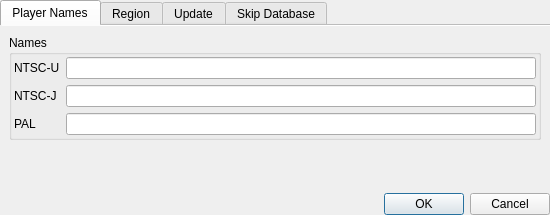
Antidote/SkywardSwordPlugin, file Plugin/ui/SettingsDialog.ui: the form before one commit.
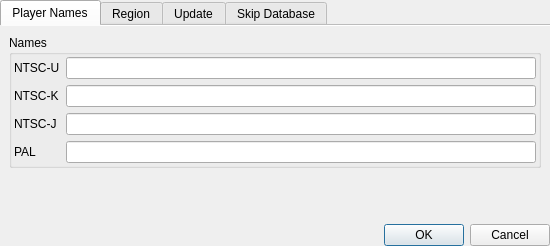
The form after the commit. The open tabs and pages were chosen to show the change. Icons and pictures are not drawn. Custom widgets are drawn as their Qt base class.

```diff
--- a/Plugin/ui/SettingsDialog.ui
+++ b/Plugin/ui/SettingsDialog.ui
@@ -7,7 +7,7 @@
     <x>0</x>
     <y>0</y>
     <width>550</width>
-    <height>215</height>
+    <height>246</height>
    </rect>
   </property>
   <property name="windowTitle">
@@ -67,7 +67,7 @@
           <property name="bottomMargin">
            <number>2</number>
           </property>
-          <item row="2" column="0">
+          <item row="3" column="0">
            <widget class="QLabel" name="palNameLbl">
             <property name="sizePolicy">
              <sizepolicy hsizetype="Fixed" vsizetype="Preferred">
@@ -80,10 +80,10 @@
             </property>
            </widget>
           </item>
-          <item row="2" column="1" colspan="3">
+          <item row="3" column="1" colspan="3">
            <widget class="QLineEdit" name="palNameLE"/>
           </item>
-          <item row="1" column="0">
+          <item row="2" column="0">
            <widget class="QLabel" name="ntscJNameLbl">
             <property name="sizePolicy">
              <sizepolicy hsizetype="Fixed" vsizetype="Preferred">
@@ -112,13 +112,23 @@
           <item row="0" column="1" colspan="3">
            <widget class="QLineEdit" name="ntscUNameLE"/>
           </item>
-          <item row="1" column="1" colspan="3">
+          <item row="2" column="1" colspan="3">
            <widget class="QLineEdit" name="ntscJNameLE">
             <property name="text">
              <string/>
             </property>
            </widget>
           </item>
+          <item row="1" column="0">
+           <widget class="QLabel" name="ntscKNameLbl">
+            <property name="text">
+             <string>NTSC-K</string>
+            </property>
+           </widget>
+          </item>
+          <item row="1" column="1" colspan="3">
+           <widget class="QLineEdit" name="ntscKNameLE"/>
+          </item>
          </layout>
         </widget>
        </item>
```
Left out of the diff: 38 changed lines with no effect on the pictures.
